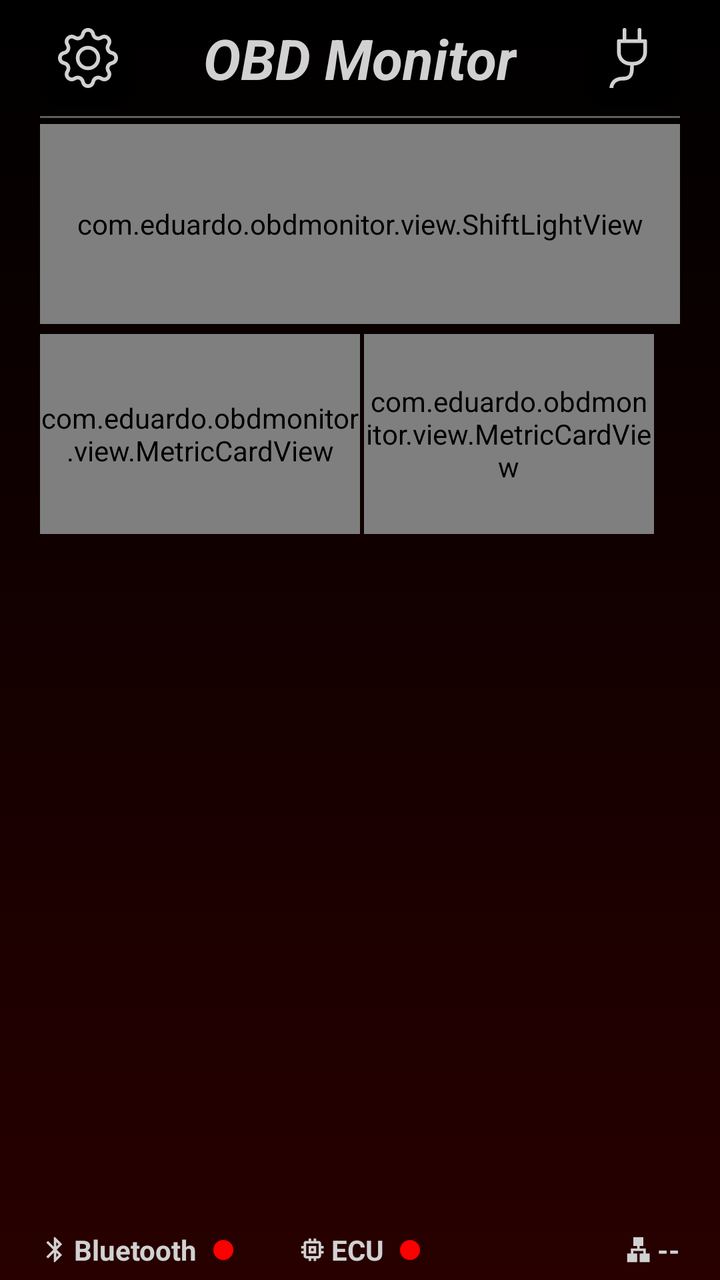
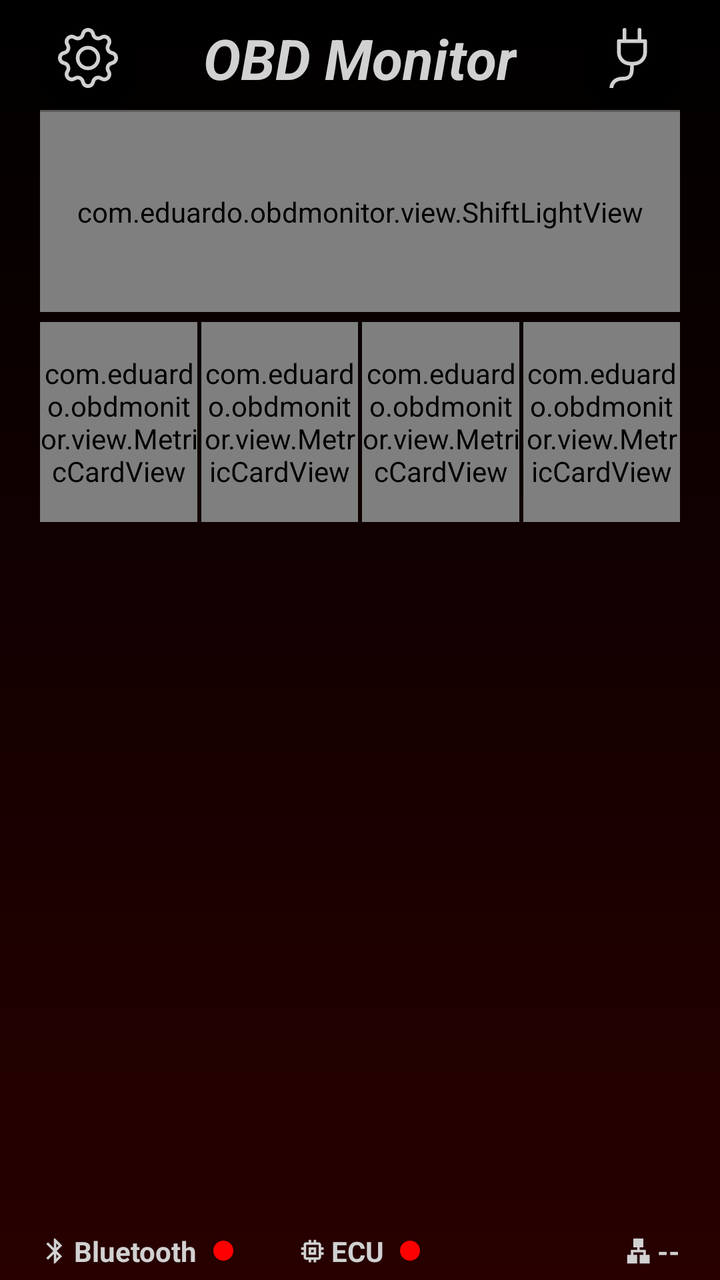

The first picture is an Android layout as it rendered before a commit; the second is the same layout after the commit. The layout source and the unified diff follow.
<!-- AndroidManifest.xml: application theme Theme.OBDMonitor -->
<!-- res/layout/activity_dashboard.xml -->
<?xml version="1.0" encoding="utf-8"?>
<androidx.core.widget.NestedScrollView xmlns:android="http://schemas.android.com/apk/res/android"
    xmlns:app="http://schemas.android.com/apk/res-auto"
    xmlns:tools="http://schemas.android.com/tools"
    android:layout_width="match_parent"
    android:layout_height="match_parent"
    android:fillViewport="true">

    <androidx.constraintlayout.widget.ConstraintLayout
        android:id="@+id/main"
        android:layout_width="match_parent"
        android:layout_height="match_parent"
        android:background="@drawable/application_background"
        tools:context=".ui.DashboardActivity">

        <androidx.constraintlayout.widget.ConstraintLayout
            android:id="@+id/containerHeader"
            android:layout_width="match_parent"
            android:layout_height="wrap_content"
            android:layout_marginStart="20dp"
            android:layout_marginTop="5dp"
            android:layout_marginEnd="20dp"
            android:layout_marginBottom="5dp"
            android:gravity="center_vertical"
            android:orientation="horizontal"
            app:layout_constraintEnd_toEndOf="parent"
            app:layout_constraintStart_toStartOf="parent"
            app:layout_constraintTop_toTopOf="parent">

            <androidx.appcompat.widget.AppCompatImageButton
                android:id="@+id/btnSettings"
                style="@style/SettingsButtonComponent"
                app:layout_constraintBottom_toBottomOf="parent"
                app:layout_constraintStart_toStartOf="parent"
                app:layout_constraintTop_toTopOf="parent" />

            <TextView
                android:id="@+id/txtTitle"
                android:layout_width="wrap_content"
                android:layout_height="wrap_content"
                android:text="@string/obd_monitor"
                android:textColor="?attr/colorOnPrimary"
                android:textSize="28sp"
                android:textStyle="bold|italic"
                app:layout_constraintBottom_toBottomOf="parent"
                app:layout_constraintEnd_toStartOf="@+id/btnConnect"
                app:layout_constraintStart_toEndOf="@+id/btnSettings"
                app:layout_constraintTop_toTopOf="parent" />

            <androidx.appcompat.widget.AppCompatImageButton
                android:id="@+id/btnConnect"
                style="@style/ConnectButtonComponent"
                app:layout_constraintBottom_toBottomOf="parent"
                app:layout_constraintEnd_toEndOf="parent"
                app:layout_constraintTop_toTopOf="parent" />
        </androidx.constraintlayout.widget.ConstraintLayout>

        <View
            android:id="@+id/separator"
            android:layout_width="0dp"
            android:layout_height="1dp"
            android:layout_marginStart="20dp"
            android:layout_marginTop="5dp"
            android:layout_marginEnd="20dp"
            android:background="@drawable/divider"
            app:layout_constraintEnd_toEndOf="parent"
            app:layout_constraintStart_toStartOf="parent"
            app:layout_constraintTop_toBottomOf="@id/containerHeader" />

        <androidx.constraintlayout.widget.ConstraintLayout
            android:id="@+id/containerDashboard"
            android:layout_width="0dp"
            android:layout_height="0dp"
            android:layout_marginStart="20dp"
            android:layout_marginEnd="20dp"
            app:layout_constraintBottom_toTopOf="@id/containerStatus"
            app:layout_constraintEnd_toEndOf="parent"
            app:layout_constraintStart_toStartOf="parent"
            app:layout_constraintTop_toBottomOf="@id/separator">

            <com.eduardo.obdmonitor.view.ShiftLightView
                android:id="@+id/shiftLight"
                android:layout_width="match_parent"
                android:layout_height="100dp"
                android:layout_marginTop="3dp"
                android:layout_marginBottom="20dp"
                app:layout_constraintEnd_toEndOf="parent"
                app:layout_constraintStart_toStartOf="parent"
                app:layout_constraintTop_toTopOf="parent" />

            <LinearLayout
                android:id="@+id/containerMetrics"
                android:layout_width="match_parent"
                android:layout_height="wrap_content"
                android:layout_marginTop="5dp"
                android:orientation="horizontal"
                app:layout_constraintEnd_toEndOf="parent"
                app:layout_constraintStart_toStartOf="parent"
                app:layout_constraintTop_toBottomOf="@id/shiftLight">

                <com.eduardo.obdmonitor.view.MetricCardView
                    android:id="@+id/cardSpeed"
                    android:layout_width="160dp"
                    android:layout_height="100dp"
                    app:layout_constraintStart_toStartOf="parent"
                    app:layout_constraintTop_toBottomOf="@+id/cardRpm" />

                <com.eduardo.obdmonitor.view.MetricCardView
                    android:id="@+id/cardBattery"
                    android:layout_width="145dp"
                    android:layout_height="100dp"
                    android:layout_marginStart="2dp"
                    app:layout_constraintStart_toEndOf="@+id/cardSpeed"
                    app:layout_constraintTop_toBottomOf="@+id/cardRpm" />
            </LinearLayout>
        </androidx.constraintlayout.widget.ConstraintLayout>

        <LinearLayout
            android:id="@+id/containerStatus"
            android:layout_width="0dp"
            android:layout_height="20dp"
            android:layout_marginStart="20dp"
            android:layout_marginEnd="20dp"
            android:layout_marginBottom="5dp"
            android:gravity="center_vertical"
            android:orientation="horizontal"
            app:layout_constraintBottom_toBottomOf="parent"
            app:layout_constraintEnd_toEndOf="parent"
            app:layout_constraintStart_toStartOf="parent">

            <ImageView
                android:id="@+id/imgBluetooth"
                android:layout_width="15dp"
                android:layout_height="15dp"
                android:contentDescription="@null"
                android:src="@drawable/ic_bluetooth" />

            <TextView
                android:id="@+id/txtBluetooth"
                android:layout_width="wrap_content"
                android:layout_height="wrap_content"
                android:layout_marginStart="2dp"
                android:text="@string/bluetooth"
                android:textColor="?attr/colorOnPrimary"
                android:textStyle="bold" />

            <View
                android:id="@+id/viewBluetooth"
                android:layout_width="10dp"
                android:layout_height="10dp"
                android:layout_marginStart="8dp"
                android:background="@drawable/status_off" />

            <Space
                android:layout_width="32dp"
                android:layout_height="1dp" />

            <ImageView
                android:id="@+id/imgMemory"
                android:layout_width="15dp"
                android:layout_height="15dp"
                android:contentDescription="@null"
                android:src="@drawable/ic_memory" />

            <TextView
                android:id="@+id/txtEcu"
                android:layout_width="wrap_content"
                android:layout_height="wrap_content"
                android:layout_marginStart="2dp"
                android:text="@string/ecu"
                android:textColor="?attr/colorOnPrimary"
                android:textStyle="bold" />

            <View
                android:id="@+id/viewEcu"
                android:layout_width="10dp"
                android:layout_height="10dp"
                android:layout_marginStart="8dp"
                android:background="@drawable/status_off" />

            <Space
                android:layout_width="32dp"
                android:layout_height="1dp" />

            <LinearLayout
                android:layout_width="0dp"
                android:layout_height="wrap_content"
                android:layout_weight="1"
                android:gravity="end|center_vertical"
                android:orientation="horizontal"
                tools:ignore="UseCompoundDrawables">

                <ImageView
                    android:id="@+id/imgLan"
                    android:layout_width="15dp"
                    android:layout_height="15dp"
                    android:contentDescription="@null"
                    android:src="@drawable/ic_lan" />

                <TextView
                    android:id="@+id/txtProtocol"
                    android:layout_width="wrap_content"
                    android:layout_height="wrap_content"
                    android:layout_marginStart="2dp"
                    android:text="@string/__"
                    android:textColor="?attr/colorOnPrimary"
                    android:textStyle="bold" />

            </LinearLayout>
        </LinearLayout>

        <View
            android:id="@+id/viewLimiter"
            android:layout_width="0dp"
            android:layout_height="0dp"
            android:alpha="0"
            android:background="@color/limiter"
            android:clickable="false"
            android:focusable="false"
            app:layout_constraintBottom_toBottomOf="parent"
            app:layout_constraintEnd_toEndOf="parent"
            app:layout_constraintStart_toStartOf="parent"
            app:layout_constraintTop_toTopOf="parent" />
    </androidx.constraintlayout.widget.ConstraintLayout>
</androidx.core.widget.NestedScrollView>
<!-- resources referenced by this layout -->
<resources>
  <color name="limiter">#55FF0000</color>
  <!-- drawable application_background (drawable) -->
  <?xml version="1.0" encoding="utf-8"?>
  <shape xmlns:android="http://schemas.android.com/apk/res/android">
      <gradient
          android:startColor="@color/dark_red"
          android:endColor="?attr/colorSurface"
          android:angle="90"/>
  </shape>
  <!-- drawable divider (drawable) -->
  <?xml version="1.0" encoding="utf-8"?>
  <shape xmlns:android="http://schemas.android.com/apk/res/android">
      <size android:height="1dp" />
      <solid android:color="?attr/colorPrimaryVariant" />
  </shape>
  <!-- drawable ic_lan (drawable) -->
  <vector xmlns:android="http://schemas.android.com/apk/res/android"
      android:width="30dp"
      android:height="30dp"
      android:viewportWidth="24"
      android:viewportHeight="24">
      <path
          android:fillColor="?attr/colorOnSurface"
          android:pathData="M13,22l8,0l0,-7l-3,0l0,-4l-5,0l0,-2l3,0l0,-7l-8,0l0,7l3,0l0,2l-5,0l0,4l-3,0l0,7l8,0l0,-7l-3,0l0,-2l8,0l0,2l-3,0z" />
  </vector>
  <!-- drawable status_off (drawable) -->
  <?xml version="1.0" encoding="utf-8"?>
  <shape xmlns:android="http://schemas.android.com/apk/res/android">
      <size
          android:width="10dp"
          android:height="10dp" />
      <corners android:radius="5dp" />
      <solid android:color="@color/status_off" />
  </shape>
  <string name="__">--</string>
  <string name="bluetooth">Bluetooth</string>
  <string name="ecu">ECU</string>
  <string name="obd_monitor">OBD Monitor</string>
  <style name="ConnectButtonComponent" parent="ButtonComponent">
          <item name="android:src">@drawable/ic_connect</item>
          <item name="android:contentDescription">@string/conectar</item>
      </style>
  <style name="SettingsButtonComponent" parent="ButtonComponent">
          <item name="android:src">@drawable/ic_settings</item>
          <item name="android:contentDescription">@string/configuracoes</item>
      </style>
  <style name="Theme.OBDMonitor" parent="Base.Theme.OBDMonitor" />
  <color name="dark_red">#280000</color>
  <color name="status_off">@color/led_red</color>
  <style name="ButtonComponent">
          <item name="android:layout_width">48dp</item>
          <item name="android:layout_height">48dp</item>
          <item name="android:background">@drawable/button_background</item>
      </style>
  <string name="conectar">Conectar</string>
  <string name="configuracoes">Configurações</string>
  <color name="led_red">#FF0000</color>
  <!-- drawable button_background (drawable) -->
  <?xml version="1.0" encoding="utf-8"?>
  <ripple xmlns:android="http://schemas.android.com/apk/res/android"
      android:color="?attr/colorOnSurface">
      <item>
          <shape>
              <corners android:radius="10dp" />
              <solid android:color="?attr/colorSurface" />
          </shape>
      </item>
  </ripple>
  <color name="primary_light_mode">@color/black</color>
  <color name="primary_variant_light_mode">@color/grey</color>
  <color name="on_primary_light_mode">@color/light_grey</color>
  <color name="secondary_light_mode">@color/dark_red</color>
  <color name="secondary_variant_light_mode">@color/light_red</color>
  <color name="primary_container_light_mode">@color/white_transparency</color>
  <color name="secondary_container_light_mode">@color/red_transparency</color>
  <color name="surface_light_mode">@color/black</color>
  <color name="on_surface_light_mode">@color/light_grey</color>
  <color name="black">#000000</color>
  <color name="grey">#5F5F5F</color>
  <color name="light_grey">#D1D1D1</color>
  <color name="light_red">#8E343C</color>
  <color name="white_transparency">#1EFFFFFF</color>
  <color name="red_transparency">#80280000</color>
  <!-- unchanged entries left out for length: 5 -->
</resources>

<!-- the commit's change to res/layout/activity_dashboard.xml (unified diff, before → after) -->
@@ -1,28 +1,30 @@
 <?xml version="1.0" encoding="utf-8"?>
-<androidx.core.widget.NestedScrollView xmlns:android="http://schemas.android.com/apk/res/android"
+<androidx.constraintlayout.widget.ConstraintLayout xmlns:android="http://schemas.android.com/apk/res/android"
     xmlns:app="http://schemas.android.com/apk/res-auto"
     xmlns:tools="http://schemas.android.com/tools"
+    android:id="@+id/main"
     android:layout_width="match_parent"
     android:layout_height="match_parent"
-    android:fillViewport="true">
+    android:background="@drawable/application_background"
+    tools:context=".ui.DashboardActivity">
 
     <androidx.constraintlayout.widget.ConstraintLayout
-        android:id="@+id/main"
-        android:layout_width="match_parent"
-        android:layout_height="match_parent"
-        android:background="@drawable/application_background"
-        tools:context=".ui.DashboardActivity">
+        android:id="@+id/containerDashboard"
+        android:layout_width="0dp"
+        android:layout_height="0dp"
+        android:layout_marginStart="20dp"
+        android:layout_marginTop="5dp"
+        android:layout_marginEnd="20dp"
+        android:layout_marginBottom="5dp"
+        app:layout_constraintBottom_toBottomOf="parent"
+        app:layout_constraintEnd_toEndOf="parent"
+        app:layout_constraintStart_toStartOf="parent"
+        app:layout_constraintTop_toTopOf="parent">
 
         <androidx.constraintlayout.widget.ConstraintLayout
             android:id="@+id/containerHeader"
-            android:layout_width="match_parent"
+            android:layout_width="0dp"
             android:layout_height="wrap_content"
-            android:layout_marginStart="20dp"
-            android:layout_marginTop="5dp"
-            android:layout_marginEnd="20dp"
-            android:layout_marginBottom="5dp"
-            android:gravity="center_vertical"
-            android:orientation="horizontal"
             app:layout_constraintEnd_toEndOf="parent"
             app:layout_constraintStart_toStartOf="parent"
             app:layout_constraintTop_toTopOf="parent">
@@ -43,8 +45,8 @@
                 android:textSize="28sp"
                 android:textStyle="bold|italic"
                 app:layout_constraintBottom_toBottomOf="parent"
-                app:layout_constraintEnd_toStartOf="@+id/btnConnect"
-                app:layout_constraintStart_toEndOf="@+id/btnSettings"
+                app:layout_constraintEnd_toStartOf="@id/btnConnect"
+                app:layout_constraintStart_toEndOf="@id/btnSettings"
                 app:layout_constraintTop_toTopOf="parent" />
 
             <androidx.appcompat.widget.AppCompatImageButton
@@ -57,22 +59,15 @@
 
         <View
             android:id="@+id/separator"
-            android:layout_width="0dp"
-            android:layout_height="1dp"
-            android:layout_marginStart="20dp"
-            android:layout_marginTop="5dp"
-            android:layout_marginEnd="20dp"
-            android:background="@drawable/divider"
+            style="@style/SeparatorComponent"
             app:layout_constraintEnd_toEndOf="parent"
             app:layout_constraintStart_toStartOf="parent"
             app:layout_constraintTop_toBottomOf="@id/containerHeader" />
 
         <androidx.constraintlayout.widget.ConstraintLayout
-            android:id="@+id/containerDashboard"
+            android:id="@+id/containerMetrics"
             android:layout_width="0dp"
             android:layout_height="0dp"
-            android:layout_marginStart="20dp"
-            android:layout_marginEnd="20dp"
             app:layout_constraintBottom_toTopOf="@id/containerStatus"
             app:layout_constraintEnd_toEndOf="parent"
             app:layout_constraintStart_toStartOf="parent"
@@ -80,48 +75,52 @@
 
             <com.eduardo.obdmonitor.view.ShiftLightView
                 android:id="@+id/shiftLight"
-                android:layout_width="match_parent"
+                android:layout_width="0dp"
                 android:layout_height="100dp"
-                android:layout_marginTop="3dp"
-                android:layout_marginBottom="20dp"
                 app:layout_constraintEnd_toEndOf="parent"
                 app:layout_constraintStart_toStartOf="parent"
                 app:layout_constraintTop_toTopOf="parent" />
 
-            <LinearLayout
-                android:id="@+id/containerMetrics"
-                android:layout_width="match_parent"
+            <com.eduardo.obdmonitor.view.MetricCardView
+                android:id="@+id/cardSpeed"
+                android:layout_width="0dp"
+                android:layout_height="100dp" />
+
+            <com.eduardo.obdmonitor.view.MetricCardView
+                android:id="@+id/cardBattery"
+                android:layout_width="0dp"
+                android:layout_height="100dp" />
+
+            <com.eduardo.obdmonitor.view.MetricCardView
+                android:id="@+id/cardCoolant"
+                android:layout_width="0dp"
+                android:layout_height="100dp" />
+
+            <com.eduardo.obdmonitor.view.MetricCardView
+                android:id="@+id/cardIntake"
+                android:layout_width="0dp"
+                android:layout_height="100dp" />
+
+            <androidx.constraintlayout.helper.widget.Flow
+                android:id="@+id/flowCards"
+                android:layout_width="0dp"
                 android:layout_height="wrap_content"
                 android:layout_marginTop="5dp"
-                android:orientation="horizontal"
+                app:constraint_referenced_ids="cardSpeed,cardBattery,cardCoolant,cardIntake"
+                app:flow_horizontalGap="2dp"
+                app:flow_horizontalStyle="spread_inside"
+                app:flow_verticalAlign="center"
+                app:flow_wrapMode="none"
                 app:layout_constraintEnd_toEndOf="parent"
                 app:layout_constraintStart_toStartOf="parent"
-                app:layout_constraintTop_toBottomOf="@id/shiftLight">
-
-                <com.eduardo.obdmonitor.view.MetricCardView
-                    android:id="@+id/cardSpeed"
-                    android:layout_width="160dp"
-                    android:layout_height="100dp"
-                    app:layout_constraintStart_toStartOf="parent"
-                    app:layout_constraintTop_toBottomOf="@+id/cardRpm" />
-
-                <com.eduardo.obdmonitor.view.MetricCardView
-                    android:id="@+id/cardBattery"
-                    android:layout_width="145dp"
-                    android:layout_height="100dp"
-                    android:layout_marginStart="2dp"
-                    app:layout_constraintStart_toEndOf="@+id/cardSpeed"
-                    app:layout_constraintTop_toBottomOf="@+id/cardRpm" />
-            </LinearLayout>
+                app:layout_constraintTop_toBottomOf="@id/shiftLight" />
+
         </androidx.constraintlayout.widget.ConstraintLayout>
 
         <LinearLayout
             android:id="@+id/containerStatus"
             android:layout_width="0dp"
-            android:layout_height="20dp"
-            android:layout_marginStart="20dp"
-            android:layout_marginEnd="20dp"
-            android:layout_marginBottom="5dp"
+            android:layout_height="wrap_content"
             android:gravity="center_vertical"
             android:orientation="horizontal"
             app:layout_constraintBottom_toBottomOf="parent"
@@ -151,14 +150,11 @@
                 android:layout_marginStart="8dp"
                 android:background="@drawable/status_off" />
 
-            <Space
-                android:layout_width="32dp"
-                android:layout_height="1dp" />
-
             <ImageView
                 android:id="@+id/imgMemory"
                 android:layout_width="15dp"
                 android:layout_height="15dp"
+                android:layout_marginStart="32dp"
                 android:contentDescription="@null"
                 android:src="@drawable/ic_memory" />
 
@@ -178,13 +174,10 @@
                 android:layout_marginStart="8dp"
                 android:background="@drawable/status_off" />
 
-            <Space
-                android:layout_width="32dp"
-                android:layout_height="1dp" />
-
             <LinearLayout
                 android:layout_width="0dp"
                 android:layout_height="wrap_content"
+                android:layout_marginStart="32dp"
                 android:layout_weight="1"
                 android:gravity="end|center_vertical"
                 android:orientation="horizontal"
@@ -208,18 +201,18 @@
 
             </LinearLayout>
         </LinearLayout>
-
-        <View
-            android:id="@+id/viewLimiter"
-            android:layout_width="0dp"
-            android:layout_height="0dp"
-            android:alpha="0"
-            android:background="@color/limiter"
-            android:clickable="false"
-            android:focusable="false"
-            app:layout_constraintBottom_toBottomOf="parent"
-            app:layout_constraintEnd_toEndOf="parent"
-            app:layout_constraintStart_toStartOf="parent"
-            app:layout_constraintTop_toTopOf="parent" />
     </androidx.constraintlayout.widget.ConstraintLayout>
-</androidx.core.widget.NestedScrollView>
+
+    <View
+        android:id="@+id/viewLimiter"
+        android:layout_width="0dp"
+        android:layout_height="0dp"
+        android:alpha="0"
+        android:background="@color/limiter"
+        android:clickable="false"
+        android:focusable="false"
+        app:layout_constraintBottom_toBottomOf="parent"
+        app:layout_constraintEnd_toEndOf="parent"
+        app:layout_constraintStart_toStartOf="parent"
+        app:layout_constraintTop_toTopOf="parent" />
+</androidx.constraintlayout.widget.ConstraintLayout>
<!-- resource entries referenced after the edit -->
@@ -8,12 +8,6 @@
           android:startColor="@color/dark_red"
           android:endColor="?attr/colorSurface"
           android:angle="90"/>
-  </shape>
-  <!-- drawable divider (drawable) -->
-  <?xml version="1.0" encoding="utf-8"?>
-  <shape xmlns:android="http://schemas.android.com/apk/res/android">
-      <size android:height="1dp" />
-      <solid android:color="?attr/colorPrimaryVariant" />
   </shape>
   <!-- drawable ic_lan (drawable) -->
   <vector xmlns:android="http://schemas.android.com/apk/res/android"
@@ -40,23 +34,34 @@
   <string name="obd_monitor">OBD Monitor</string>
   <style name="ConnectButtonComponent" parent="ButtonComponent">
           <item name="android:src">@drawable/ic_connect</item>
-          <item name="android:contentDescription">@string/conectar</item>
+          <item name="android:contentDescription">@null</item>
+      </style>
+  <style name="SeparatorComponent">
+          <item name="android:layout_width">0dp</item>
+          <item name="android:layout_height">1dp</item>
+          <item name="android:layout_marginTop">2dp</item>
+          <item name="android:layout_marginBottom">2dp</item>
+          <item name="android:background">@drawable/separator_background</item>
       </style>
   <style name="SettingsButtonComponent" parent="ButtonComponent">
           <item name="android:src">@drawable/ic_settings</item>
-          <item name="android:contentDescription">@string/configuracoes</item>
+          <item name="android:contentDescription">@null</item>
       </style>
   <style name="Theme.OBDMonitor" parent="Base.Theme.OBDMonitor" />
   <color name="dark_red">#280000</color>
-  <color name="status_off">@color/led_red</color>
+  <color name="status_off">@color/red</color>
   <style name="ButtonComponent">
           <item name="android:layout_width">48dp</item>
           <item name="android:layout_height">48dp</item>
           <item name="android:background">@drawable/button_background</item>
       </style>
-  <string name="conectar">Conectar</string>
-  <string name="configuracoes">Configurações</string>
-  <color name="led_red">#FF0000</color>
+  <!-- drawable separator_background (drawable) -->
+  <?xml version="1.0" encoding="utf-8"?>
+  <shape xmlns:android="http://schemas.android.com/apk/res/android">
+      <size android:height="1dp" />
+      <solid android:color="?attr/colorPrimaryVariant" />
+  </shape>
+  <color name="red">#FF0000</color>
   <!-- drawable button_background (drawable) -->
   <?xml version="1.0" encoding="utf-8"?>
   <ripple xmlns:android="http://schemas.android.com/apk/res/android"
